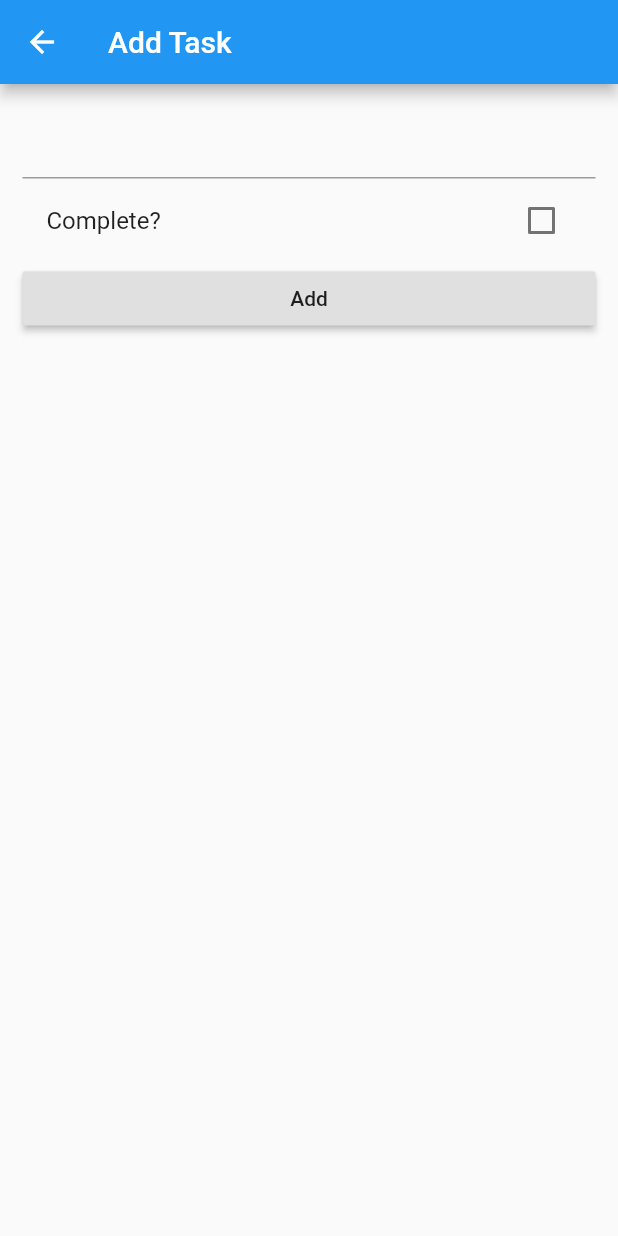
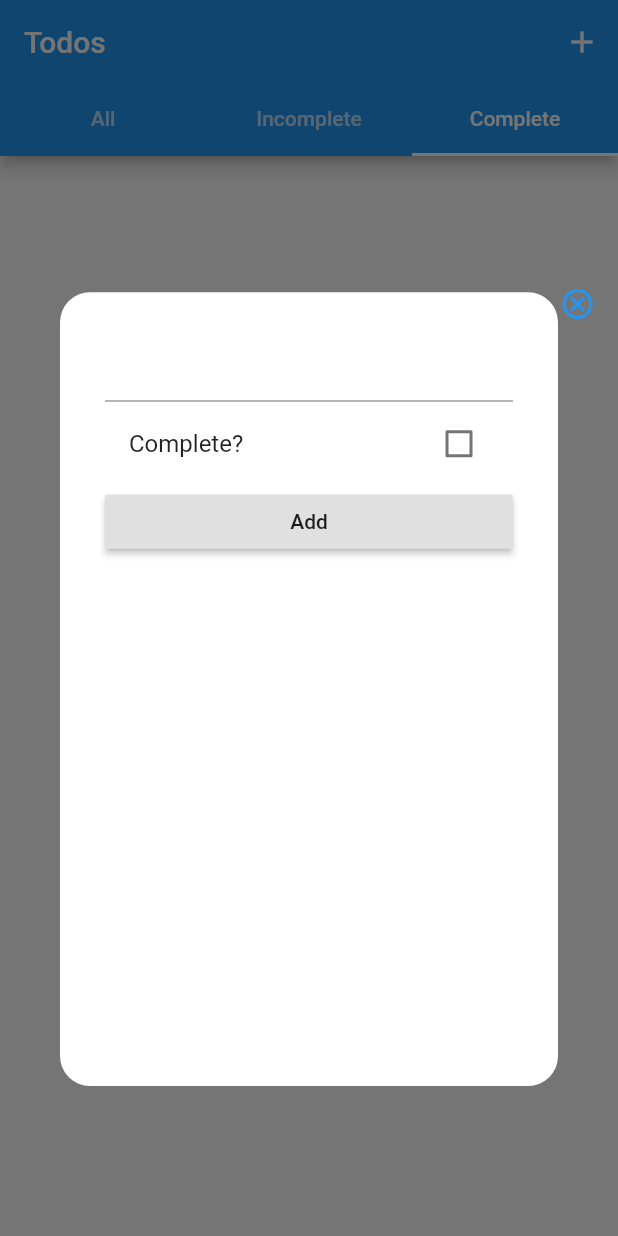
Before and after one commit to excelitai-mollika/Todo-with-Provider, a Flutter app: the screen it shows after launch, tab 3 chosen, after a tap on the "add" icon, on a phone screen of 412 x 824 dp. Run offline on Flutter 3.47's test engine with Material 2 defaults, Android fonts, the phone set to English and light mode, and no system bars.

```diff
--- a/lib/add_task.dart
+++ /dev/null
@@ -1,69 +0,0 @@
-import 'package:flutter/material.dart';
-import 'package:provider/provider.dart';
-import 'package:todo_app/model.dart';
-import 'package:todo_app/provider.dart';
-
-
-class AddTaskScreen extends StatefulWidget {
-  @override
-  _AddTaskScreenState createState() => _AddTaskScreenState();
-}
-
-class _AddTaskScreenState extends State<AddTaskScreen> {
-  final taskTitleController = TextEditingController();
-  bool completedStatus = false;
-
-  @override
-  void dispose() {
-    taskTitleController.dispose();
-    super.dispose();
-  }
-
-  void onAdd() {
-    final String textVal = taskTitleController.text;
-    final bool completed = completedStatus;
-    if (textVal.isNotEmpty) {
-      final Task todo = Task(
-        title: textVal,
-        completed: completed,
-      );
-      Provider.of<TodosModel>(context, listen: false).addTodo(todo);
-      Navigator.pop(context);
-    }
-  }
-
-  @override
-  Widget build(BuildContext context) {
-    return Scaffold(
-      appBar: AppBar(
-        title: Text('Add Task'),
-      ),
-      body: ListView(
-        children: <Widget>[
-          Padding(
-            padding: EdgeInsets.all(15.0),
-            child: Container(
-              child: Column(
-                crossAxisAlignment: CrossAxisAlignment.stretch,
-                children: <Widget>[
-                  TextField(controller: taskTitleController),
-                  CheckboxListTile(
-                    value: completedStatus,
-                    onChanged: (checked) => setState(() {
-                      completedStatus = checked!;
-                    }),
-                    title: Text('Complete?'),
-                  ),
-                  RaisedButton(
-                    child: Text('Add'),
-                    onPressed: onAdd,
-                  ),
-                ],
-              ),
-            ),
-          )
-        ],
-      ),
-    );
-  }
-}
--- a/lib/home_screen.dart
+++ b/lib/home_screen.dart
@@ -1,8 +1,10 @@
 import 'package:flutter/material.dart';
-import 'package:todo_app/add_task.dart';
+import 'package:provider/provider.dart';
 import 'package:todo_app/all_task.dart';
 import 'package:todo_app/complete_task.dart';
 import 'package:todo_app/incomplete_task.dart';
+import 'package:todo_app/model.dart';
+import 'package:todo_app/provider.dart';
 
 
 
@@ -13,6 +15,28 @@ class HomeScreen extends StatefulWidget {
 
 class _HomeScreenState extends State<HomeScreen>
     with SingleTickerProviderStateMixin {
+
+  final taskTitleController = TextEditingController();
+  bool completedStatus = false;
+
+  @override
+  void dispose() {
+    taskTitleController.dispose();
+    super.dispose();
+  }
+
+  void onAdd() {
+    final String textVal = taskTitleController.text;
+    final bool completed = completedStatus;
+    if (textVal.isNotEmpty) {
+      final Task todo = Task(
+        title: textVal,
+        completed: completed,
+      );
+      Provider.of<TodosModel>(context, listen: false).addTodo(todo);
+      Navigator.pop(context);
+    }
+  }
   TabController ?controller;
 
   @override
@@ -24,20 +48,129 @@ class _HomeScreenState extends State<HomeScreen>
   @override
   Widget build(BuildContext context) {
     return Scaffold(
+      backgroundColor: Colors.white,
       appBar: AppBar(
         title: Text('Todos'),
         actions: <Widget>[
           IconButton(
             icon: Icon(Icons.add),
             onPressed: () {
+              showModalBottomSheet<void>(
+                isDismissible: false,
+               isScrollControlled: true,
+                context: context,
+                builder: (BuildContext context) {
+                  return Container(
+                    //color: Colors.white,
+                    padding:
+                    EdgeInsets.symmetric(vertical: 20),
+
+                    height: MediaQuery.of(context).size.height * 0.8,
+                  child:  Stack(
+                    children: [
+                      Container(
+                        margin: EdgeInsets.fromLTRB(40, 10, 40, 80),
+                        padding: EdgeInsets.symmetric(vertical: 10, horizontal: 15),
+                        decoration: BoxDecoration(
+                          borderRadius: BorderRadius.circular(20),
+                          color: Colors.white,
+                        ),
+                        child: ListView(
+                          children: <Widget>[
+                            Padding(
+                              padding: EdgeInsets.all(15.0),
+                              child: Container(
+                                child: Column(
+                                  crossAxisAlignment: CrossAxisAlignment.stretch,
+                                  children: <Widget>[
+                                    TextField(controller: taskTitleController),
+                                    CheckboxListTile(
+                                      value: completedStatus,
+                                      onChanged: (checked) => setState(() {
+                                        completedStatus = checked!;
+                                      }),
+                                      title: Text('Complete?'),
+                                    ),
+                                    RaisedButton(
+                                      child: Text('Add'),
+                                      onPressed: onAdd,
+                                    ),
+                                  ],
+                                ),
+                              ),
+                            )
+                          ],
+                        ),
+                      ),
 
 
-                Navigator.push(
-                  context,
-                  MaterialPageRoute(
-                    builder: (context) => AddTaskScreen(),
+                      Positioned(
+                          right: 3,
+                          top: -6,
+                          child: IconButton(
+                            onPressed: () {
+                              Navigator.of(context).pop();
+                            },
+                            icon: Icon(
+                              Icons.cancel_outlined,
+                              color: Theme.of(context).primaryColor,
+                            ),
+                          ))
+                    ],
+
                   ),
-                );
+                    // child: TimeRange(
+                    //   fromTitle: Text(
+                    //     'FROM',
+                    //     style: TextStyle(
+                    //       fontSize: 14,
+                    //       color: dark,
+                    //       fontWeight: FontWeight.w600,
+                    //     ),
+                    //   ),
+                    //   toTitle: Text(
+                    //     'TO',
+                    //     style: TextStyle(
+                    //       fontSize: 14,
+                    //       color: dark,
+                    //       fontWeight: FontWeight.w600,
+                    //     ),
+                    //   ),
+                    //   titlePadding: leftPadding,
+                    //   textStyle: TextStyle(
+                    //     fontWeight: FontWeight.normal,
+                    //     color: dark,
+                    //   ),
+                    //   activeTextStyle: TextStyle(
+                    //     fontWeight: FontWeight.bold,
+                    //     color: Colors.white,
+                    //   ),
+                    //   borderColor: dark,
+                    //   activeBorderColor: dark,
+                    //   backgroundColor: Colors.transparent,
+                    //   activeBackgroundColor: Theme.of(context)
+                    //       .colorScheme
+                    //       .primary,
+                    //   firstTime:
+                    //   TimeOfDay(hour: 8, minute: 00),
+                    //   lastTime:
+                    //   TimeOfDay(hour: 22, minute: 00),
+                    //   initialRange: _timeRange,
+                    //   timeStep: 10,
+                    //   timeBlock: 30,
+                    //   onRangeCompleted: (range) =>
+                    //       setState(() => _timeRange = range),
+                    // ),
+                  );
+                },
+              );
+
+              // Navigator.push(
+              //     context,
+              //     MaterialPageRoute(
+              //       builder: (context) => AddTaskScreen(),
+              //     ),
+              //   );
 
             },
           ),
--- a/lib/main.dart
+++ b/lib/main.dart
@@ -29,6 +29,7 @@ class MyApp extends StatelessWidget {
           // or simply save your changes to "hot reload" in a Flutter IDE).
           // Notice that the counter didn't reset back to zero; the application
           // is not restarted.
+          canvasColor: Colors.transparent,
           primarySwatch: Colors.blue,
         ),
         home: HomeScreen(),
```
